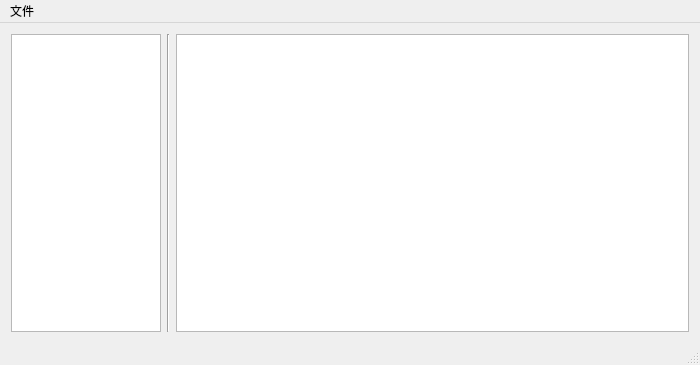
Before: the Qt Designer form bufanalysiswin.ui in patchoulistar/QtBufAnWin, drawn with Qt 5.
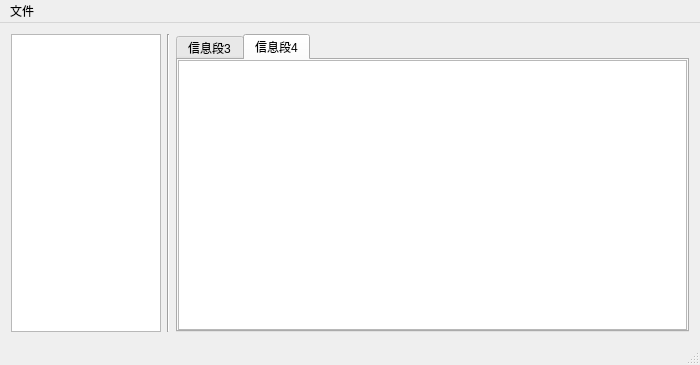
After: the same form once the commit is applied. The open tabs and pages were chosen to show the change.

Commit message: 完成信息段3的显示,值列缺省

Patch:
```diff
--- a/bufanalysiswin.ui
+++ b/bufanalysiswin.ui
@@ -51,13 +51,64 @@
      </widget>
     </item>
     <item>
-     <widget class="QTableView" name="tableView">
-      <property name="sizePolicy">
-       <sizepolicy hsizetype="Expanding" vsizetype="Expanding">
-        <horstretch>0</horstretch>
-        <verstretch>0</verstretch>
-       </sizepolicy>
+     <widget class="QTabWidget" name="tabWidget">
+      <property name="currentIndex">
+       <number>0</number>
       </property>
+      <property name="elideMode">
+       <enum>Qt::ElideNone</enum>
+      </property>
+      <widget class="QWidget" name="tab">
+       <attribute name="title">
+        <string>信息段3</string>
+       </attribute>
+       <layout class="QGridLayout" name="gridLayout_2">
+        <property name="leftMargin">
+         <number>0</number>
+        </property>
+        <property name="topMargin">
+         <number>0</number>
+        </property>
+        <property name="rightMargin">
+         <number>0</number>
+        </property>
+        <property name="bottomMargin">
+         <number>0</number>
+        </property>
+        <item row="0" column="0">
+         <widget class="QTableView" name="tableView_2"/>
+        </item>
+       </layout>
+      </widget>
+      <widget class="QWidget" name="tab_2">
+       <attribute name="title">
+        <string>信息段4</string>
+       </attribute>
+       <layout class="QGridLayout" name="gridLayout">
+        <property name="leftMargin">
+         <number>0</number>
+        </property>
+        <property name="topMargin">
+         <number>0</number>
+        </property>
+        <property name="rightMargin">
+         <number>0</number>
+        </property>
+        <property name="bottomMargin">
+         <number>0</number>
+        </property>
+        <item row="0" column="0">
+         <widget class="QTableView" name="tableView">
+          <property name="sizePolicy">
+           <sizepolicy hsizetype="Expanding" vsizetype="Expanding">
+            <horstretch>0</horstretch>
+            <verstretch>0</verstretch>
+           </sizepolicy>
+          </property>
+         </widget>
+        </item>
+       </layout>
+      </widget>
      </widget>
     </item>
    </layout>
```
The commit also changes 4 other files.
